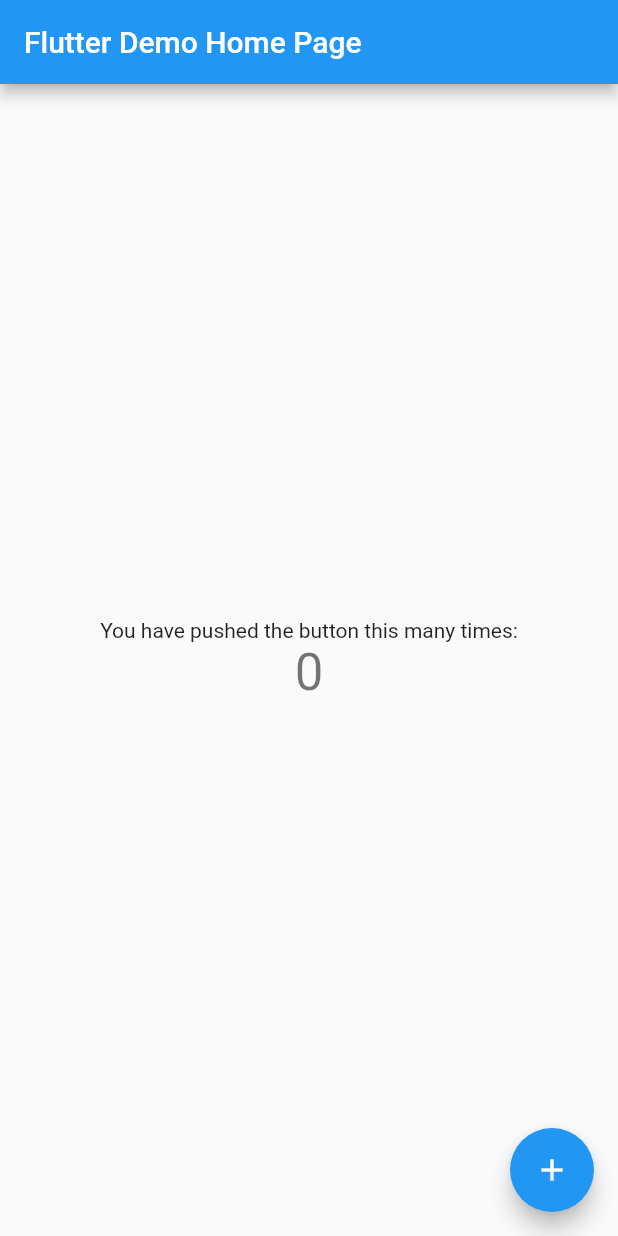
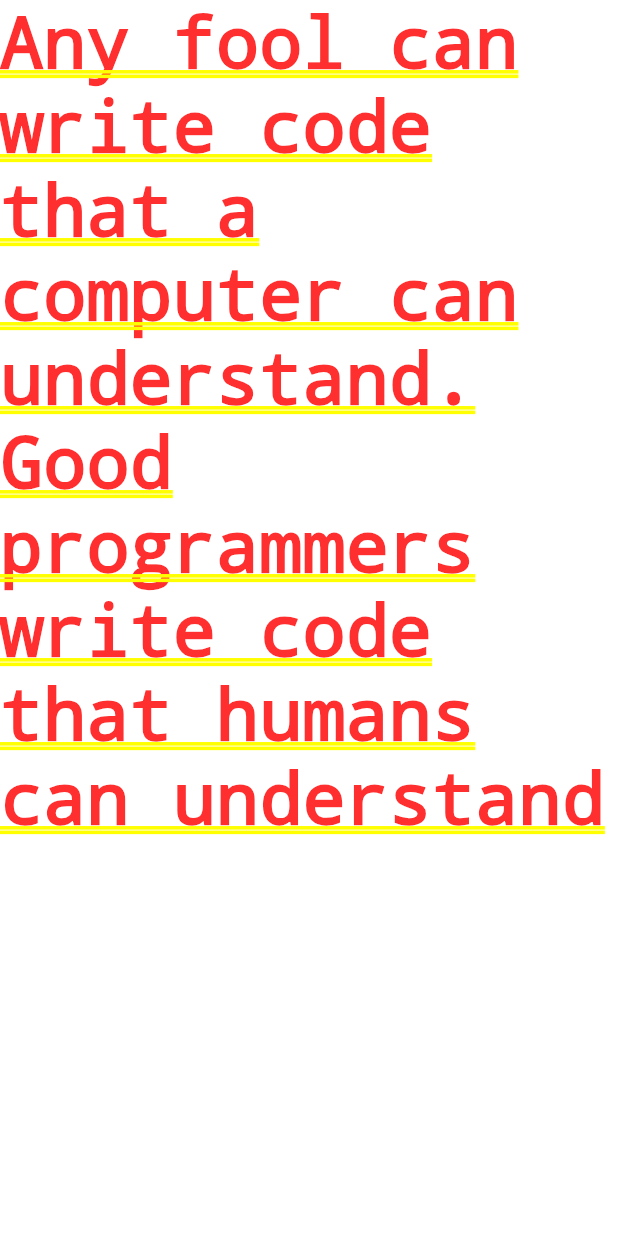
Before and after one commit to hashimTahir/FlutterDemo, a Flutter app: the screen it shows after launch, on a phone screen of 412 x 824 dp. Run offline on Flutter 3.47's test engine with Material 2 defaults, Android fonts, the phone set to English and light mode, and no system bars.

Commit message:
Code clean up. Startup material theme added.

```diff
--- a/lib/main.dart
+++ b/lib/main.dart
@@ -1,113 +1,10 @@
+
 import 'package:flutter/material.dart';
 
 void main() {
-  runApp(MyApp());
+  runApp(MaterialApp(
+    home: Text("Any fool can write code that a computer can understand."
+        " Good programmers write code that humans can understand"),
+
+  ));
 }
-
-class MyApp extends StatelessWidget {
-  // This widget is the root of your application.
-  @override
-  Widget build(BuildContext context) {
-    return MaterialApp(
-      title: 'Flutter Demo',
-      theme: ThemeData(
-        // This is the theme of your application.
-        //
-        // Try running your application with "flutter run". You'll see the
-        // application has a blue toolbar. Then, without quitting the app, try
-        // changing the primarySwatch below to Colors.green and then invoke
-        // "hot reload" (press "r" in the console where you ran "flutter run",
-        // or simply save your changes to "hot reload" in a Flutter IDE).
-        // Notice that the counter didn't reset back to zero; the application
-        // is not restarted.
-        primarySwatch: Colors.blue,
-      ),
-      home: MyHomePage(title: 'Flutter Demo Home Page'),
-    );
-  }
-}
-
-class MyHomePage extends StatefulWidget {
-  MyHomePage({Key key, this.title}) : super(key: key);
-
-  // This widget is the home page of your application. It is stateful, meaning
-  // that it has a State object (defined below) that contains fields that affect
-  // how it looks.
-
-  // This class is the configuration for the state. It holds the values (in this
-  // case the title) provided by the parent (in this case the App widget) and
-  // used by the build method of the State. Fields in a Widget subclass are
-  // always marked "final".
-
-  final String title;
-
-  @override
-  _MyHomePageState createState() => _MyHomePageState();
-}
-
-class _MyHomePageState extends State<MyHomePage> {
-  int _counter = 0;
-
-  void _incrementCounter() {
-    setState(() {
-      // This call to setState tells the Flutter framework that something has
-      // changed in this State, which causes it to rerun the build method below
-      // so that the display can reflect the updated values. If we changed
-      // _counter without calling setState(), then the build method would not be
-      // called again, and so nothing would appear to happen.
-      _counter++;
-    });
-  }
-
-  @override
-  Widget build(BuildContext context) {
-    // This method is rerun every time setState is called, for instance as done
-    // by the _incrementCounter method above.
-    //
-    // The Flutter framework has been optimized to make rerunning build methods
-    // fast, so that you can just rebuild anything that needs updating rather
-    // than having to individually change instances of widgets.
-    return Scaffold(
-      appBar: AppBar(
-        // Here we take the value from the MyHomePage object that was created by
-        // the App.build method, and use it to set our appbar title.
-        title: Text(widget.title),
-      ),
-      body: Center(
-        // Center is a layout widget. It takes a single child and positions it
-        // in the middle of the parent.
-        child: Column(
-          // Column is also a layout widget. It takes a list of children and
-          // arranges them vertically. By default, it sizes itself to fit its
-          // children horizontally, and tries to be as tall as its parent.
-          //
-          // Invoke "debug painting" (press "p" in the console, choose the
-          // "Toggle Debug Paint" action from the Flutter Inspector in Android
-          // Studio, or the "Toggle Debug Paint" command in Visual Studio Code)
-          // to see the wireframe for each widget.
-          //
-          // Column has various properties to control how it sizes itself and
-          // how it positions its children. Here we use mainAxisAlignment to
-          // center the children vertically; the main axis here is the vertical
-          // axis because Columns are vertical (the cross axis would be
-          // horizontal).
-          mainAxisAlignment: MainAxisAlignment.center,
-          children: <Widget>[
-            Text(
-              'You have pushed the button this many times:',
-            ),
-            Text(
-              '$_counter',
-              style: Theme.of(context).textTheme.headline4,
-            ),
-          ],
-        ),
-      ),
-      floatingActionButton: FloatingActionButton(
-        onPressed: _incrementCounter,
-        tooltip: 'Increment',
-        child: Icon(Icons.add),
-      ), // This trailing comma makes auto-formatting nicer for build methods.
-    );
-  }
-}
```
Also changed, not shown: 1 other file.
